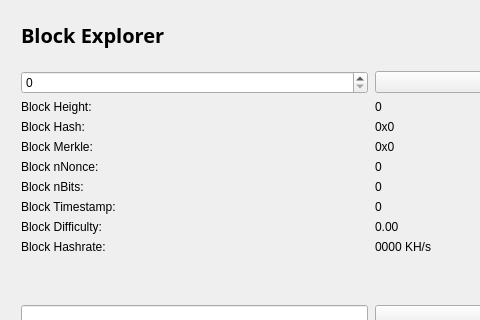
Before: the Qt Designer form src/qt/forms/blockbrowser.ui in TeslacoinFoundation/TeslacoinCore, drawn with Qt 5; both pictures show x 0 to 480 and y 0 to 320 of the 794 by 514 pixel window.
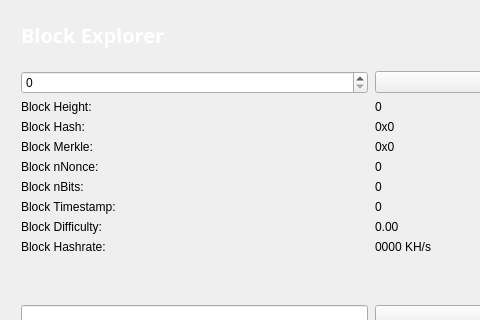
After: the same form once the commit is applied.

The edit to the form file:
```diff
--- a/src/qt/forms/blockbrowser.ui
+++ b/src/qt/forms/blockbrowser.ui
@@ -70,7 +70,7 @@
           </font>
          </property>
          <property name="text">
-          <string>&lt;html&gt;&lt;head/&gt;&lt;body&gt;&lt;p&gt;&lt;span style=&quot; font-size:20px; font-weight:600; color:#000000;&quot;&gt;Block Explorer &lt;/span&gt;&lt;/p&gt;&lt;/body&gt;&lt;/html&gt;</string>
+          <string>&lt;html&gt;&lt;head/&gt;&lt;body&gt;&lt;p&gt;&lt;span style=&quot; font-size:20px; font-weight:600; color:#ffffff;&quot;&gt;Block Explorer &lt;/span&gt;&lt;/p&gt;&lt;/body&gt;&lt;/html&gt;</string>
          </property>
         </widget>
        </item>
```
